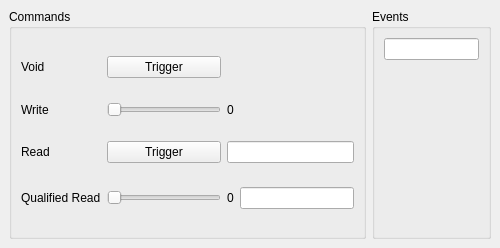
Above: branches/main/examples/cisstMultiTask/QtCommandsAndEvents/client.ui from eetuna/cisst before the change. Below: the same form after it.
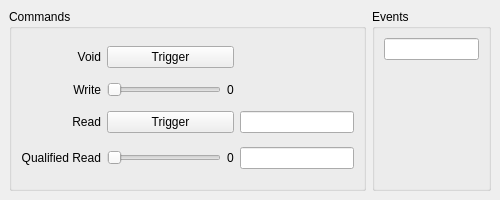
That is the form after the change.

Commit message: branches/main: examples/cisstMultiTask/QtCommandAndEvents: Named widgets and connected sliders to values for server.ui. Added placeholders for ClientTask and ServerTask.

Diff of the .ui file:
```diff
--- a/branches/main/examples/cisstMultiTask/QtCommandsAndEvents/client.ui
+++ b/branches/main/examples/cisstMultiTask/QtCommandsAndEvents/client.ui
@@ -7,21 +7,21 @@
     <x>0</x>
     <y>0</y>
     <width>500</width>
-    <height>248</height>
+    <height>200</height>
    </rect>
   </property>
   <property name="windowTitle">
    <string>MainWindow</string>
   </property>
-  <widget class="QWidget" name="centralwidget">
-   <layout class="QGridLayout" name="gridLayout" columnstretch="3,1">
-    <item row="0" column="0">
+  <widget class="QWidget" name="CentralWidget">
+   <layout class="QHBoxLayout" name="horizontalLayout" stretch="3,1">
+    <item>
      <widget class="QGroupBox" name="CommandsGroupBox">
       <property name="title">
        <string>Commands</string>
       </property>
-      <layout class="QGridLayout" name="gridLayout_2" columnstretch="0,0,0,0">
-       <item row="0" column="1">
+      <layout class="QGridLayout" name="gridLayout_2" columnstretch="0,1,0,1">
+       <item row="0" column="1" colspan="2">
         <widget class="QPushButton" name="VoidButton">
          <property name="text">
           <string>Trigger</string>
@@ -33,6 +33,9 @@
          <property name="text">
           <string>Write</string>
          </property>
+         <property name="alignment">
+          <set>Qt::AlignRight|Qt::AlignTrailing|Qt::AlignVCenter</set>
+         </property>
         </widget>
        </item>
        <item row="2" column="0">
@@ -40,9 +43,12 @@
          <property name="text">
           <string>Read</string>
          </property>
+         <property name="alignment">
+          <set>Qt::AlignRight|Qt::AlignTrailing|Qt::AlignVCenter</set>
+         </property>
         </widget>
        </item>
-       <item row="2" column="1">
+       <item row="2" column="1" colspan="2">
         <widget class="QPushButton" name="ReadButton">
          <property name="text">
           <string>Trigger</string>
@@ -54,30 +60,46 @@
          <property name="text">
           <string>Qualified Read</string>
          </property>
-        </widget>
-       </item>
-       <item row="3" column="1">
-        <widget class="QSlider" name="QualifiedReadSlider">
-         <property name="orientation">
-          <enum>Qt::Horizontal</enum>
+         <property name="alignment">
+          <set>Qt::AlignRight|Qt::AlignTrailing|Qt::AlignVCenter</set>
          </property>
         </widget>
        </item>
-       <item row="2" column="2" colspan="2">
+       <item row="2" column="3">
         <widget class="QLineEdit" name="ReadValue">
+         <property name="alignment">
+          <set>Qt::AlignCenter</set>
+         </property>
          <property name="readOnly">
           <bool>true</bool>
          </property>
         </widget>
        </item>
        <item row="3" column="3">
-        <widget class="QLineEdit" name="QualifiedReadReadValue"/>
+        <widget class="QLineEdit" name="QualifiedReadReadValue">
+         <property name="alignment">
+          <set>Qt::AlignCenter</set>
+         </property>
+         <property name="readOnly">
+          <bool>true</bool>
+         </property>
+        </widget>
        </item>
        <item row="0" column="0">
         <widget class="QLabel" name="VoidLabel">
          <property name="text">
           <string>Void</string>
          </property>
+         <property name="alignment">
+          <set>Qt::AlignRight|Qt::AlignTrailing|Qt::AlignVCenter</set>
+         </property>
+        </widget>
+       </item>
+       <item row="1" column="2">
+        <widget class="QLabel" name="WriteValue">
+         <property name="text">
+          <string>0</string>
+         </property>
         </widget>
        </item>
        <item row="1" column="1">
@@ -87,10 +109,10 @@
          </property>
         </widget>
        </item>
-       <item row="1" column="2" colspan="2">
-        <widget class="QLabel" name="WriteValue">
-         <property name="text">
-          <string>0</string>
+       <item row="3" column="1">
+        <widget class="QSlider" name="QualifiedReadSlider">
+         <property name="orientation">
+          <enum>Qt::Horizontal</enum>
          </property>
         </widget>
        </item>
@@ -104,7 +126,7 @@
       </layout>
      </widget>
     </item>
-    <item row="0" column="1">
+    <item>
      <widget class="QGroupBox" name="EventsGroupBox">
       <property name="title">
        <string>Events</string>
```
Left out of the diff: 2 changed lines with no effect on the pictures. The commit also changes 7 other files.
